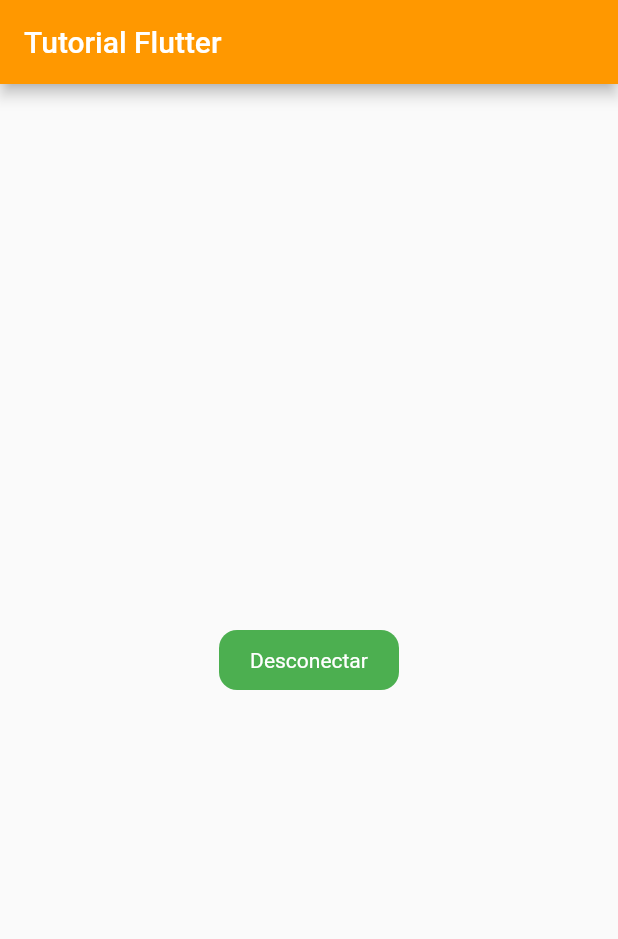
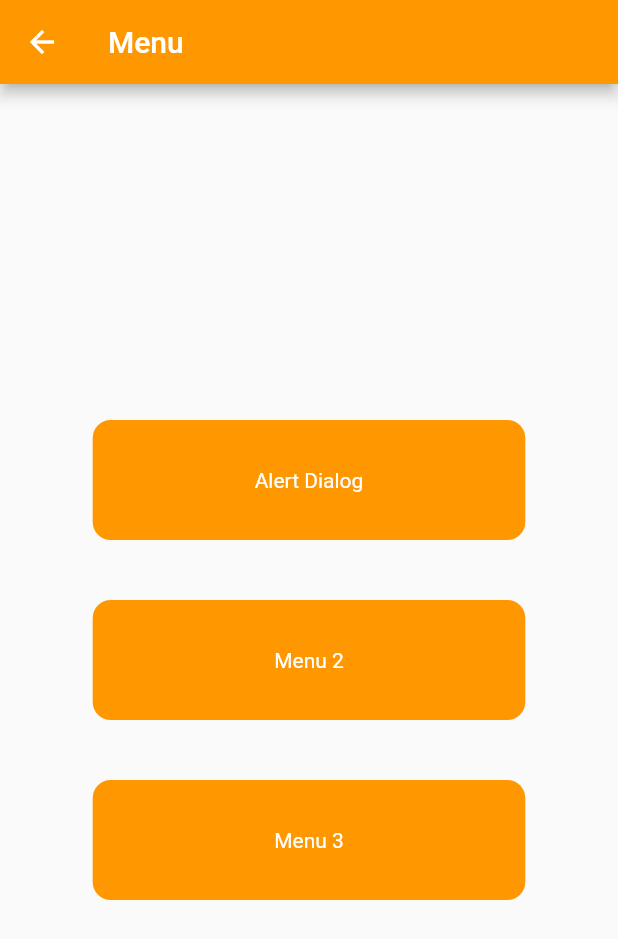
Before and after one commit to IbrahimRuben/tutoflutter, a Flutter app: the screen it shows after launch, after a tap on "Conectar", on a phone screen of 412 x 824 dp. Shown: the top 939 px of the screen. Run offline on Flutter 3.47's test engine with Material 2 defaults, Android fonts, the phone set to English and light mode, and no system bars.

Commit message:
Step 2: Menu

```diff
--- /dev/null
+++ b/lib/components/my_menu_button.dart
@@ -0,0 +1,34 @@
+import 'package:flutter/material.dart';
+
+class MyMenuButton extends StatelessWidget {
+  final String title;
+  final void Function()? onTap;
+
+  const MyMenuButton({
+    super.key,
+    required this.title,
+    required this.onTap,
+  });
+
+  @override
+  Widget build(BuildContext context) {
+    Size size = MediaQuery.sizeOf(context);
+
+    return InkWell(
+      onTap: onTap,
+      child: Container(
+        width: size.width * 0.7,
+        height: 80,
+        decoration: BoxDecoration(
+          color: Colors.orange,
+          borderRadius: BorderRadius.circular(12),
+        ),
+        alignment: Alignment.center,
+        child: Text(
+          title,
+          style: const TextStyle(color: Colors.white),
+        ),
+      ),
+    );
+  }
+}
--- a/lib/pages/intro_page.dart
+++ b/lib/pages/intro_page.dart
@@ -1,4 +1,5 @@
 import 'package:flutter/material.dart';
+import 'package:tutoflutter/pages/menu_page.dart';
 
 class IntroPage extends StatefulWidget {
   const IntroPage({super.key});
@@ -21,6 +22,12 @@ class _IntroPageState extends State<IntroPage> {
       } else {
         titleButton = 'Desconectar';
         colorButton = Colors.green;
+        Navigator.push(
+          context,
+          MaterialPageRoute(
+            builder: (context) => const MenuPage(),
+          ),
+        );
       }
     });
   }
--- /dev/null
+++ b/lib/pages/menu_page.dart
@@ -0,0 +1,30 @@
+import 'package:flutter/material.dart';
+import 'package:tutoflutter/components/my_menu_button.dart';
+
+class MenuPage extends StatelessWidget {
+  const MenuPage({super.key});
+
+  @override
+  Widget build(BuildContext context) {
+    return Scaffold(
+      appBar: AppBar(
+        title: const Text('Menu'),
+        backgroundColor: Colors.orange,
+      ),
+      body: SafeArea(
+        child: Center(
+          child: Column(
+            mainAxisAlignment: MainAxisAlignment.center,
+            children: [
+              MyMenuButton(title: "Alert Dialog", onTap: () {}),
+              const SizedBox(height: 40),
+              MyMenuButton(title: "Menu 2", onTap: () {}),
+              const SizedBox(height: 40),
+              MyMenuButton(title: "Menu 3", onTap: () {}),
+            ],
+          ),
+        ),
+      ),
+    );
+  }
+}
```
